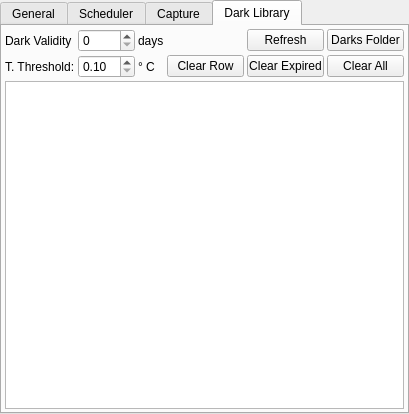
The window that kstars/ekos/opsekos.ui (KDE/kstars) describes before a commit, drawn with Qt 5.
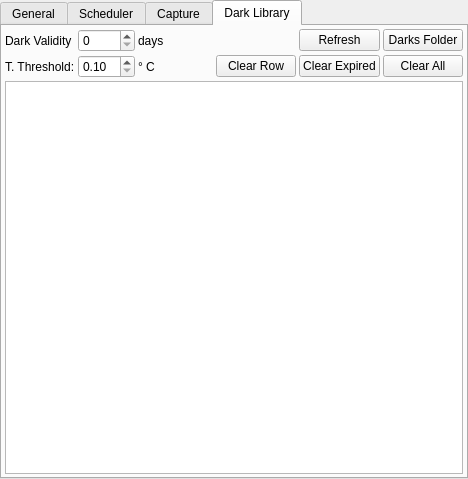
The same window after the commit. The open tabs and pages were chosen to show the change. Icons and pictures are not drawn.

Diff of the .ui file:
```diff
--- a/kstars/ekos/opsekos.ui
+++ b/kstars/ekos/opsekos.ui
@@ -6,8 +6,8 @@
    <rect>
     <x>0</x>
     <y>0</y>
-    <width>409</width>
-    <height>414</height>
+    <width>468</width>
+    <height>479</height>
    </rect>
   </property>
   <property name="windowTitle">
```
Left out of the diff: 2 changed lines with no effect on the pictures.
